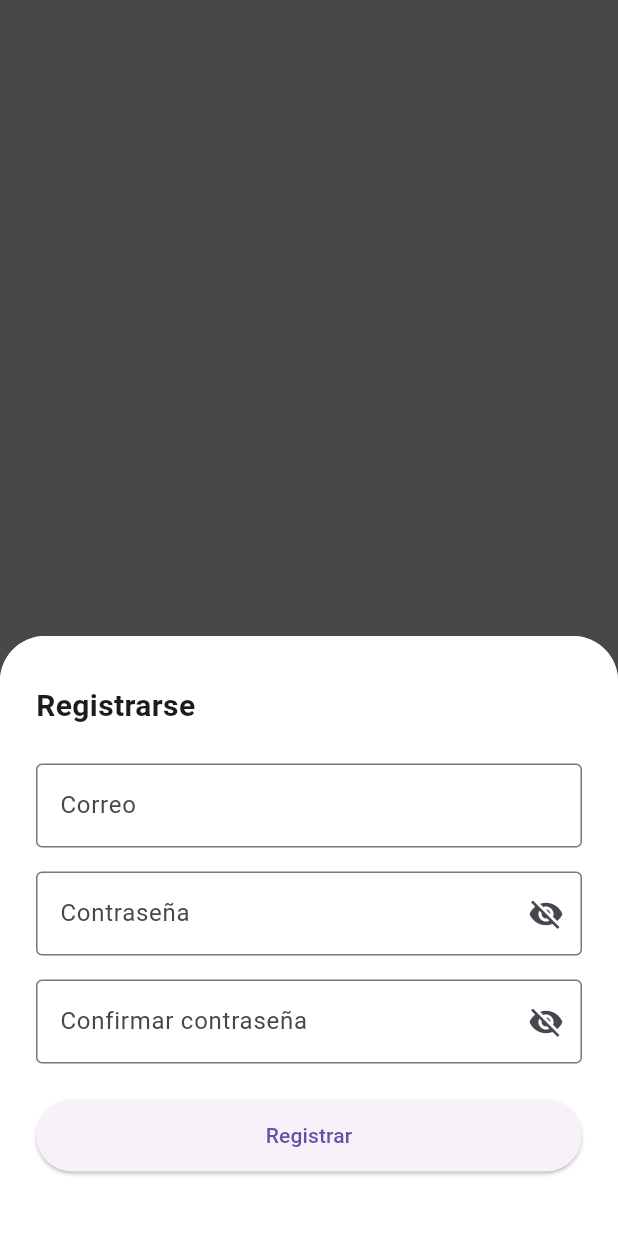
After one commit to JuanS-ryb/grh-solutions-mobil, a Flutter app: the screen it shows after launch, after a tap on "REGISTRARSE", on a phone screen of 412 x 824 dp. The commit adds this screen. Run offline on Flutter 3.47's test engine with Material 3 defaults, Android fonts, the phone set to English and light mode, and no system bars; missing offline and left inert: dart:html.

Commit message:
inicializacion de rutas, muestra inicial de formulario de registro y login, navigation bar

```diff
--- /dev/null
+++ b/lib/widgets/login/login.dart
@@ -0,0 +1,310 @@
+import 'package:flutter/material.dart';
+
+class Login extends StatefulWidget {
+  const Login({super.key});
+
+  @override
+  State<Login> createState() => _LoginState();
+}
+
+class _LoginState extends State<Login> {
+  void _showLoginModal() {
+    showModalBottomSheet(
+      context: context,
+      isScrollControlled: true, // para que tome el tamaño correcto con teclado
+      shape: const RoundedRectangleBorder(
+        borderRadius: BorderRadius.vertical(top: Radius.circular(30)),
+      ),
+      builder: (context) {
+        return Padding(
+          padding: MediaQuery.of(context)
+              .viewInsets, // evitar que el teclado tape el contenido
+          child: Container(
+            padding: const EdgeInsets.symmetric(horizontal: 24, vertical: 32),
+            height: 350,
+            decoration: const BoxDecoration(
+              color: Colors.white,
+              borderRadius: BorderRadius.vertical(top: Radius.circular(30)),
+            ),
+            child: const LoginForm(),
+          ),
+        );
+      },
+    );
+  }
+
+  void _showRegisterModal() {
+    showModalBottomSheet(
+      context: context,
+      isScrollControlled: true,
+      shape: const RoundedRectangleBorder(
+        borderRadius: BorderRadius.vertical(top: Radius.circular(30)),
+      ),
+      builder: (context) {
+        return Padding(
+          padding: MediaQuery.of(context).viewInsets,
+          child: Container(
+            padding: const EdgeInsets.symmetric(horizontal: 24, vertical: 32),
+            height: 400,
+            decoration: const BoxDecoration(
+              color: Colors.white,
+              borderRadius: BorderRadius.vertical(top: Radius.circular(30)),
+            ),
+            child: const RegisterForm(),
+          ),
+        );
+      },
+    );
+  }
+
+  @override
+  Widget build(BuildContext context) {
+    return Scaffold(
+      backgroundColor: Colors.grey,
+      body: SafeArea(
+        child: Align(
+          alignment: Alignment.bottomCenter,
+          child: Container(
+            height: 230,
+            width: double.infinity,
+            padding: const EdgeInsets.symmetric(horizontal: 24, vertical: 32),
+            decoration: const BoxDecoration(
+              color: Colors.white,
+              borderRadius: BorderRadius.only(
+                topLeft: Radius.circular(30),
+                topRight: Radius.circular(30),
+              ),
+              boxShadow: [
+                BoxShadow(
+                  color: Colors.black26,
+                  blurRadius: 10,
+                  offset: Offset(0, -4),
+                )
+              ],
+            ),
+            child: Column(
+              mainAxisAlignment: MainAxisAlignment.center,
+              children: <Widget>[
+                const Text(
+                  "Bienvenido",
+                  style: TextStyle(
+                    fontSize: 24,
+                    fontWeight: FontWeight.bold,
+                  ),
+                ),
+                const SizedBox(height: 24),
+                ElevatedButton.icon(
+                  onPressed: _showLoginModal,
+                  icon: const Icon(Icons.login, color: Colors.black),
+                  label: const Text("INGRESAR",
+                      style: TextStyle(color: Colors.black)),
+                  style: ElevatedButton.styleFrom(
+                    minimumSize: const Size(double.infinity, 48),
+                    backgroundColor: Colors.blueAccent,
+                    foregroundColor: Colors.white,
+                    shape: RoundedRectangleBorder(
+                      borderRadius: BorderRadius.circular(12),
+                    ),
+                  ),
+                ),
+                const SizedBox(height: 16),
+                ElevatedButton.icon(
+                  onPressed: _showRegisterModal,
+                  icon: const Icon(Icons.person_add, color: Colors.black),
+                  label: const Text("REGISTRARSE",
+                      style: TextStyle(color: Colors.black)),
+                  style: ElevatedButton.styleFrom(
+                    minimumSize: const Size(double.infinity, 48),
+                    backgroundColor: Colors.grey,
+                    foregroundColor: Colors.black87,
+                    shape: RoundedRectangleBorder(
+                      borderRadius: BorderRadius.circular(12),
+                    ),
+                  ),
+                ),
+              ],
+            ),
+          ),
+        ),
+      ),
+    );
+  }
+}
+
+// FORMULARIO LOGIN
+class LoginForm extends StatefulWidget {
+  const LoginForm({super.key});
+
+  @override
+  State<LoginForm> createState() => _LoginFormState();
+}
+
+class _LoginFormState extends State<LoginForm> {
+  final _emailController = TextEditingController();
+  final _passwordController = TextEditingController();
+  bool _passwordVisible = false;
+
+  @override
+  void dispose() {
+    _emailController.dispose();
+    _passwordController.dispose();
+    super.dispose();
+  }
+
+  void _login() {
+    // Aquí tu lógica de login
+    print('Login con: ${_emailController.text} / ${_passwordController.text}');
+
+    // Go to the next screen if login successful
+    Navigator.pushNamed(context, '/comunicados');
+  }
+
+  @override
+  Widget build(BuildContext context) {
+    return Column(
+      crossAxisAlignment: CrossAxisAlignment.start,
+      children: [
+        const Text(
+          'Iniciar sesión',
+          style: TextStyle(fontSize: 20, fontWeight: FontWeight.bold),
+        ),
+        const SizedBox(height: 24),
+        TextField(
+          controller: _emailController,
+          decoration: const InputDecoration(
+            labelText: 'Correo',
+            border: OutlineInputBorder(),
+          ),
+          keyboardType: TextInputType.emailAddress,
+        ),
+        const SizedBox(height: 16),
+        TextField(
+          controller: _passwordController,
+          obscureText: !_passwordVisible,
+          decoration: InputDecoration(
+            labelText: 'Contraseña',
+            border: const OutlineInputBorder(),
+            suffixIcon: IconButton(
+              icon: Icon(
+                  _passwordVisible ? Icons.visibility : Icons.visibility_off),
+              onPressed: () =>
+                  setState(() => _passwordVisible = !_passwordVisible),
+            ),
+          ),
+        ),
+        const SizedBox(height: 24),
+        SizedBox(
+          width: double.infinity,
+          height: 48,
+          child: ElevatedButton(
+            onPressed: _login,
+            child: const Text('Login'),
+          ),
+        ),
+      ],
+    );
+  }
+}
+
+// FORMULARIO REGISTRO
+class RegisterForm extends StatefulWidget {
+  const RegisterForm({super.key});
+
+  @override
+  State<RegisterForm> createState() => _RegisterFormState();
+}
+
+class _RegisterFormState extends State<RegisterForm> {
+  final _emailController = TextEditingController();
+  final _passwordController = TextEditingController();
+  final _confirmPasswordController = TextEditingController();
+  bool _passwordVisible = false;
+  bool _confirmPasswordVisible = false;
+
+  @override
+  void dispose() {
+    _emailController.dispose();
+    _passwordController.dispose();
+    _confirmPasswordController.dispose();
+    super.dispose();
+  }
+
+  void _register() {
+    // Aquí tu lógica de registro
+    if (_passwordController.text == _confirmPasswordController.text) {
+      print(
+          'Registrar con: ${_emailController.text} / ${_passwordController.text}');
+      Navigator.of(context).pop();
+    } else {
+      // Mostrar error o alert
+      ScaffoldMessenger.of(context).showSnackBar(
+        const SnackBar(content: Text('Las contraseñas no coinciden')),
+      );
+    }
+  }
+
+  @override
+  Widget build(BuildContext context) {
+    return SingleChildScrollView(
+      // Por si el teclado tapa
+      child: Column(
+        crossAxisAlignment: CrossAxisAlignment.start,
+        children: [
+          const Text(
+            'Registrarse',
+            style: TextStyle(fontSize: 20, fontWeight: FontWeight.bold),
+          ),
+          const SizedBox(height: 24),
+          TextField(
+            controller: _emailController,
+            decoration: const InputDecoration(
+              labelText: 'Correo',
+              border: OutlineInputBorder(),
+            ),
+            keyboardType: TextInputType.emailAddress,
+          ),
+          const SizedBox(height: 16),
+          TextField(
+            controller: _passwordController,
+            obscureText: !_passwordVisible,
+            decoration: InputDecoration(
+              labelText: 'Contraseña',
+              border: const OutlineInputBorder(),
+              suffixIcon: IconButton(
+                icon: Icon(
+                    _passwordVisible ? Icons.visibility : Icons.visibility_off),
+                onPressed: () =>
+                    setState(() => _passwordVisible = !_passwordVisible),
+              ),
+            ),
+          ),
+          const SizedBox(height: 16),
+          TextField(
+            controller: _confirmPasswordController,
+            obscureText: !_confirmPasswordVisible,
+            decoration: InputDecoration(
+              labelText: 'Confirmar contraseña',
+              border: const OutlineInputBorder(),
+              suffixIcon: IconButton(
+                icon: Icon(_confirmPasswordVisible
+                    ? Icons.visibility
+                    : Icons.visibility_off),
+                onPressed: () => setState(
+                    () => _confirmPasswordVisible = !_confirmPasswordVisible),
+              ),
+            ),
+          ),
+          const SizedBox(height: 24),
+          SizedBox(
+            width: double.infinity,
+            height: 48,
+            child: ElevatedButton(
+              onPressed: _register,
+              child: const Text('Registrar'),
+            ),
+          ),
+        ],
+      ),
+    );
+  }
+}
```
Also changed, not shown: lib/main.dart (+15 -81 lines), lib/widgets/comunicados.dart (added, +24 -0 lines), lib/widgets/horario/horario.dart (added, +22 -0 lines), lib/widgets/layout/layout.dart (added, +47 -0 lines), lib/widgets/vacants/vacants.dart (added).
